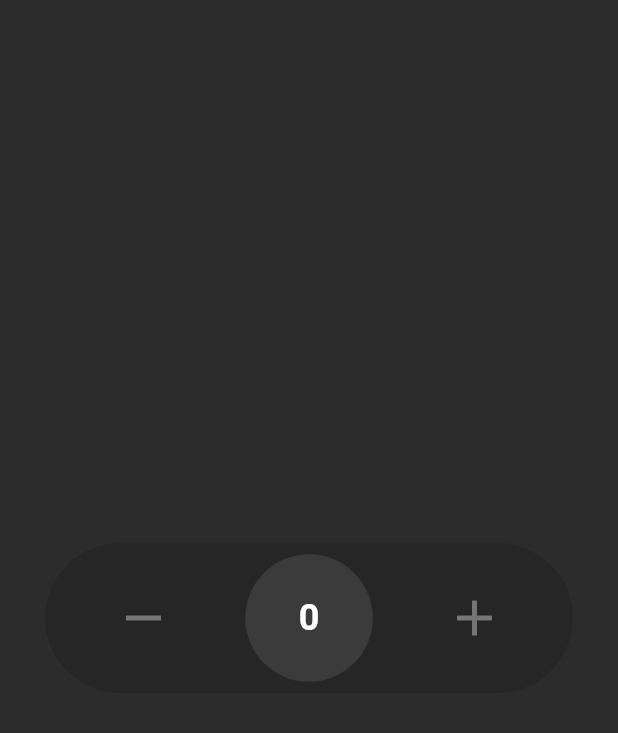
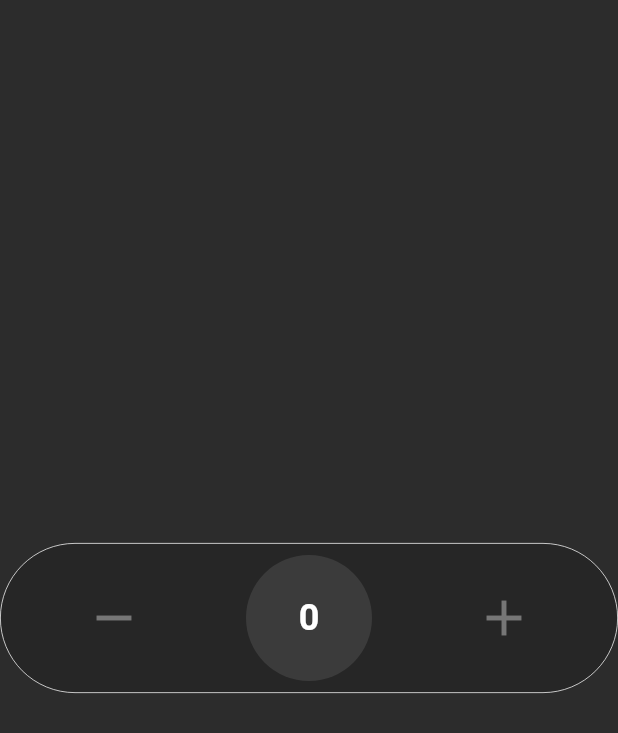
Before and after one commit to arunseta432/Toropal_Counter, a Flutter app: the screen it shows after launch, on a phone screen of 412 x 824 dp. Shown: the top 733 px of the screen. Run offline on Flutter 3.47's test engine with Material 3 defaults, Android fonts, the phone set to English and light mode, and no system bars; our stand-ins replace flutter_bloc.

Commit message:
animated container added

```diff
--- a/lib/main.dart
+++ b/lib/main.dart
@@ -67,15 +67,18 @@ class _CounterPageState extends State<CounterPage> {
     return Scaffold(
       backgroundColor: const Color(0xFF2c2c2c),
       body: Center(
-        child: BlocBuilder<CounterBloc, CounterState>(
-          builder: (context, state) {
-            return Container(
-              margin: const EdgeInsets.all(30.0),
+        child: AnimatedContainer(
+          duration: const Duration(milliseconds: 30),
+          padding: const EdgeInsets.all(0.0),
           decoration: BoxDecoration(
             color: const Color(0xFF262626),
             borderRadius: BorderRadius.circular(50),
+            border: Border.all(
+              color: Colors.grey.shade50,
+              width: 0.5,
             ),
-              height: 100.0,
+          ),
+          height: 100.0 + (_dragOffset.abs() / 10),
           child: GestureDetector(
             onHorizontalDragUpdate: (details) {
               setState(() {
@@ -97,8 +100,6 @@ class _CounterPageState extends State<CounterPage> {
                   left: _dragOffset > 0 ? null : 125 - _dragOffset.abs(),
                   right: _dragOffset < 0 ? null : 125 - _dragOffset.abs(),
                   duration: const Duration(milliseconds: 200),
-                      onEnd: () {},
-
                   child: Container(
                     width: 85.0,
                     height: 85.0,
@@ -113,13 +114,14 @@ class _CounterPageState extends State<CounterPage> {
                   children: [
                     IconButton(
                       onPressed: () => counterBloc.add(Decrement()),
-                          icon: const Icon(Icons.remove,
-                              color: Color(0xFF767676)),
+                      icon: const Icon(Icons.remove, color: Color(0xFF767676)),
                       iconSize: 40,
                       splashColor: Colors.transparent,
                       highlightColor: Colors.transparent,
                     ),
-                        AnimatedSwitcher(
+                    BlocBuilder<CounterBloc, CounterState>(
+                        builder: (context, state) {
+                      return AnimatedSwitcher(
                         duration: const Duration(milliseconds: 300),
                         transitionBuilder:
                             (Widget child, Animation<double> animation) {
@@ -138,7 +140,8 @@ class _CounterPageState extends State<CounterPage> {
                             ),
                           ),
                         ),
-                        ),
+                      );
+                    }),
                     IconButton(
                       onPressed: () => counterBloc.add(Increment()),
                       icon: const Icon(Icons.add, color: Color(0xFF767676)),
@@ -151,8 +154,6 @@ class _CounterPageState extends State<CounterPage> {
               ],
             ),
           ),
-            );
-          },
         ),
       ),
     );
```
Lines whose indentation alone changed are shown as unchanged.
